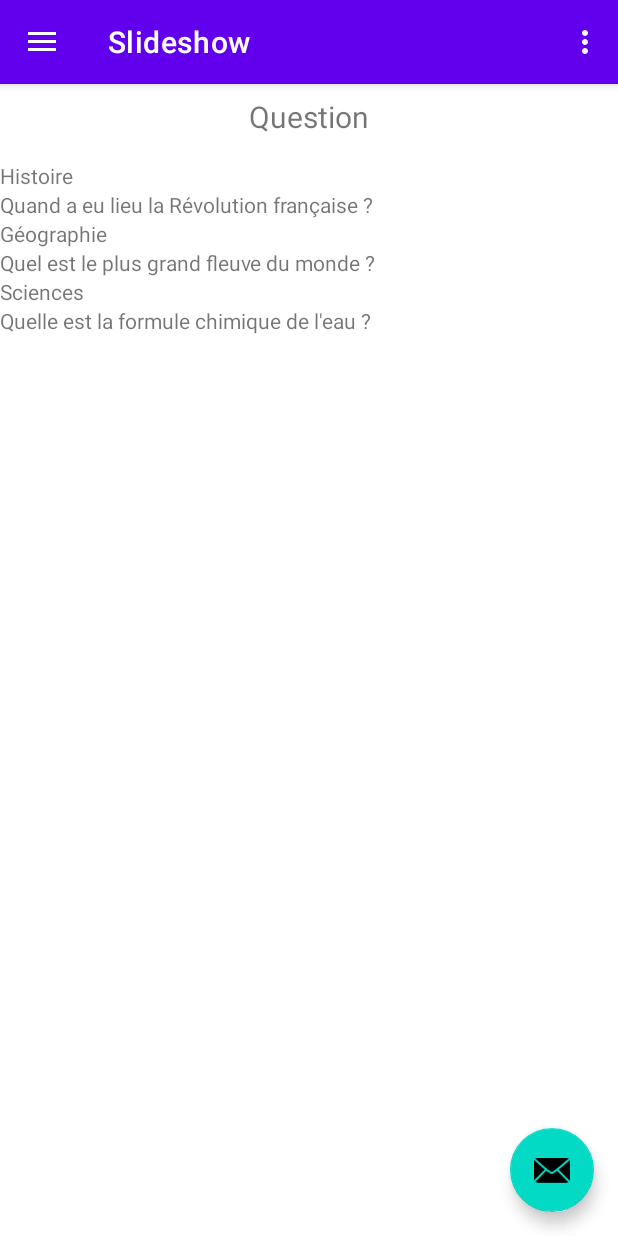
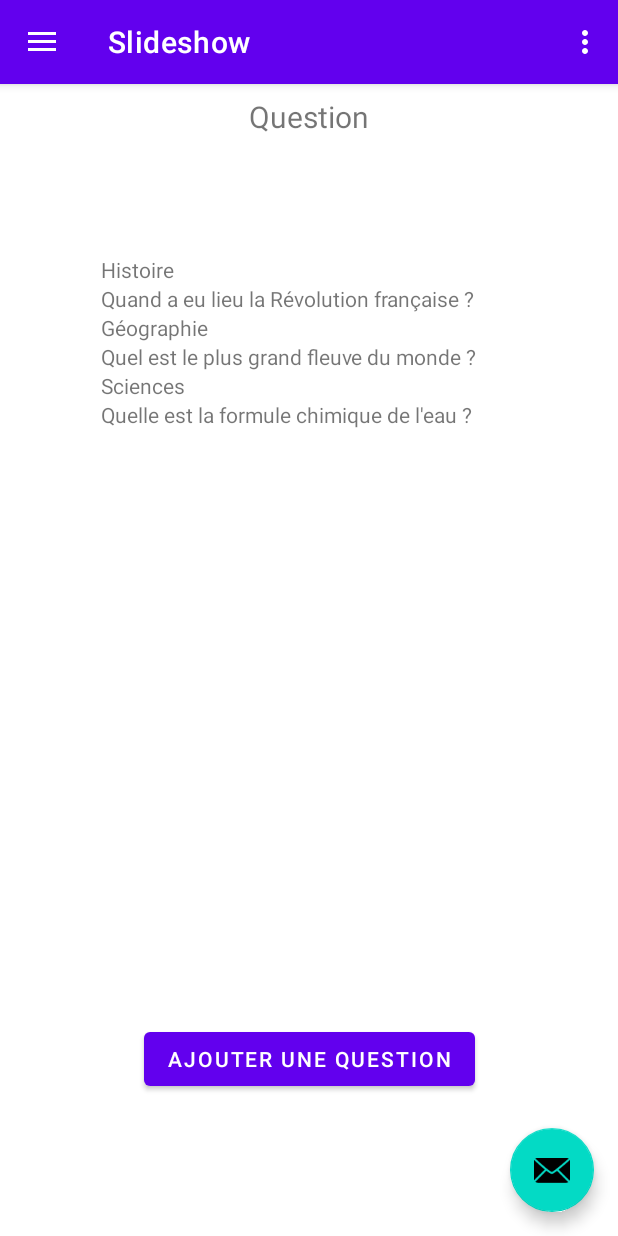
Before and after one commit to L-Antre-des-Loutres/OtterMinded, an Android app: the screen it shows after launch (MainActivity), in the side drawer, after a tap on "Slideshow", on a phone screen of 412 x 824 dp. Run offline under Robolectric (Android 15) with nearby library versions, the phone set to English and light mode, and no system bars; our stand-ins replace navigation-ui.

Commit message:
Affichage des Questions de la BDD Local

```diff
--- a/app/src/main/res/layout/fragment_slideshow.xml
+++ b/app/src/main/res/layout/fragment_slideshow.xml
@@ -22,12 +22,24 @@
 
     <androidx.recyclerview.widget.RecyclerView
         android:id="@+id/vu_question"
-        android:layout_width="0dp"
-        android:layout_height="0dp"
+        android:layout_width="276dp"
+        android:layout_height="417dp"
         android:layout_marginTop="16dp"
         app:layout_constraintBottom_toBottomOf="parent"
         app:layout_constraintEnd_toEndOf="parent"
+        app:layout_constraintHorizontal_bias="0.496"
         app:layout_constraintStart_toStartOf="parent"
-        app:layout_constraintTop_toBottomOf="@+id/text_slideshow" />
+        app:layout_constraintTop_toBottomOf="@+id/text_slideshow"
+        app:layout_constraintVertical_bias="0.209" />
+
+    <Button
+        android:id="@+id/button"
+        android:layout_width="wrap_content"
+        android:layout_height="wrap_content"
+        android:text="Ajouter une question"
+        app:layout_constraintBottom_toBottomOf="parent"
+        app:layout_constraintEnd_toEndOf="parent"
+        app:layout_constraintStart_toStartOf="parent"
+        app:layout_constraintTop_toBottomOf="@+id/vu_question" />
 
 </androidx.constraintlayout.widget.ConstraintLayout>
```
